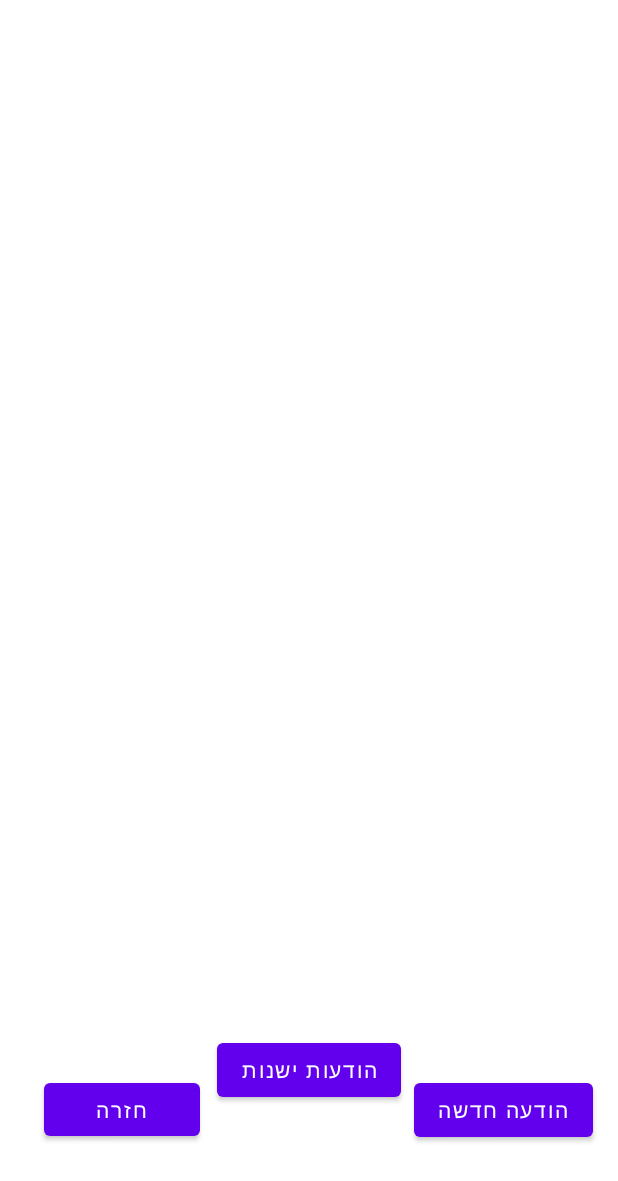
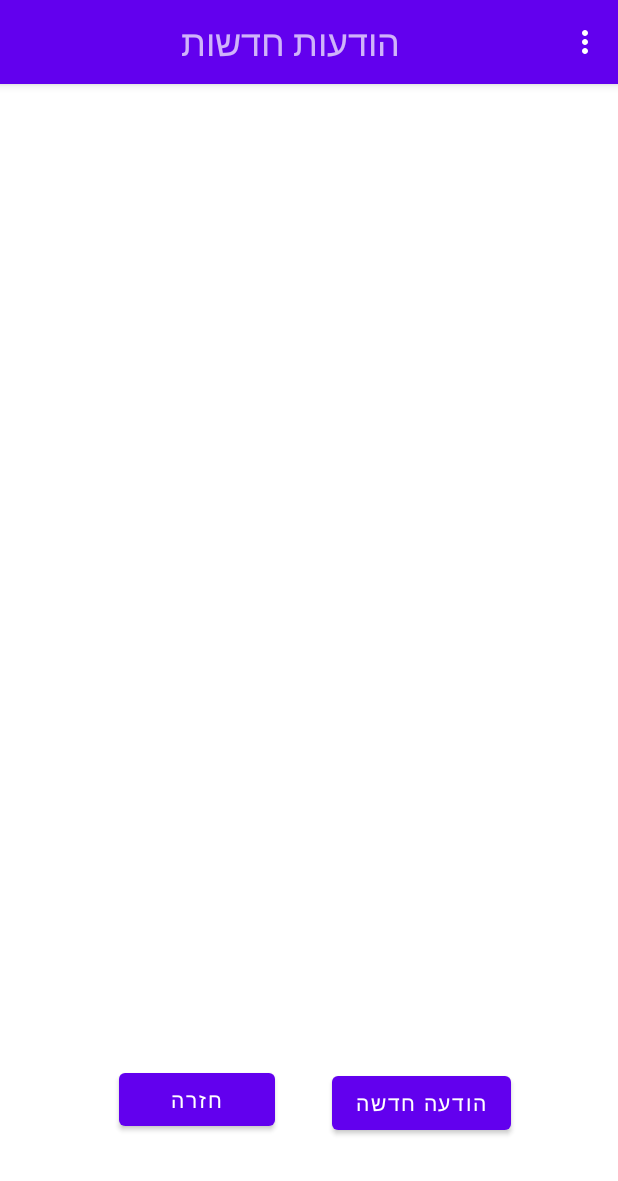
Before and after one commit to bmitay4/HMO, an Android app: the MailDocActicity screen opened directly, with no data from a screen before it, on a phone screen of 412 x 824 dp. Shown: the top 1181 px of the screen. Run offline under Robolectric (Android 15) with nearby library versions, the phone set to English and light mode, and no system bars; our stand-ins replace Firebase (no records; nobody signed in at launch, a user with empty details on screens opened directly); 1 statement that could not run was skipped.

Commit message:
Menu in doctor

```diff
--- a/app/src/main/java/com/example/hmo/Appointment_Doctors/DoctorAppointment.java
+++ b/app/src/main/java/com/example/hmo/Appointment_Doctors/DoctorAppointment.java
@@ -4,6 +4,7 @@ import androidx.annotation.NonNull;
 import androidx.appcompat.app.AppCompatActivity;
 
 import android.os.Bundle;
+import android.view.View;
 import android.view.View;
 import android.widget.AdapterView;
 import android.widget.ArrayAdapter;
--- a/app/src/main/java/com/example/hmo/Appointment_User/ConfirmAppointment.java
+++ b/app/src/main/java/com/example/hmo/Appointment_User/ConfirmAppointment.java
@@ -55,6 +55,7 @@ public class ConfirmAppointment extends AppCompatActivity {
         userName.setText(user.getUserFirstName()+" "+user.getUserLastName()+" כמעט סיימנו,");
         appointmentInfo.setText(apt.toString(user));
     }
+
     private void ConfirmBooking() {
         // Changing appointments settings
         apt.setAvailable(false);
@@ -82,5 +83,6 @@ public class ConfirmAppointment extends AppCompatActivity {
 
     private void FaildSetValue(@NonNull Exception e) {
         Toast.makeText(getApplicationContext(), "Somthing went wrong", Toast.LENGTH_LONG).show();
+        e.printStackTrace();
     }
 }
--- a/app/src/main/java/com/example/hmo/Message_Doctors/DocReplyMessageActivity.java
+++ b/app/src/main/java/com/example/hmo/Message_Doctors/DocReplyMessageActivity.java
@@ -19,7 +19,6 @@ import com.google.android.gms.tasks.OnCompleteListener;
 import com.google.android.gms.tasks.OnFailureListener;
 import com.google.android.gms.tasks.Task;
 import com.google.firebase.database.FirebaseDatabase;
-
 import java.util.Date;
 
 public class DocReplyMessageActivity extends AppCompatActivity {
@@ -46,7 +45,6 @@ public class DocReplyMessageActivity extends AppCompatActivity {
             }
         });
     }
-
 
     private void reply(){
         String localsubject = subject.getText().toString();
--- a/app/src/main/java/com/example/hmo/Message_Doctors/MailDocActicity.java
+++ b/app/src/main/java/com/example/hmo/Message_Doctors/MailDocActicity.java
@@ -3,15 +3,21 @@ package com.example.hmo.Message_Doctors;
 import android.content.Intent;
 import android.os.Bundle;
 import android.util.Log;
+import android.view.Menu;
+import android.view.MenuInflater;
+import android.view.MenuItem;
 import android.view.View;
 import android.widget.AdapterView;
 import android.widget.ArrayAdapter;
 import android.widget.Button;
 import android.widget.ListView;
 import android.widget.SearchView;
+import android.widget.TextView;
+import android.widget.Toast;
 
 import androidx.annotation.NonNull;
 import androidx.appcompat.app.AppCompatActivity;
+import androidx.appcompat.widget.Toolbar;
 
 import com.example.hmo.General_Objects.Message;
 import com.example.hmo.General_Objects.NewDoctor;
@@ -29,13 +35,14 @@ import java.util.ArrayList;
 public class MailDocActicity extends AppCompatActivity {
 
     private ListView simpleList;
-    private ArrayList <Message> m;
+    private ArrayList<Message> m;
     private NewDoctor doctor;
-    FirebaseDatabase fdb;
-    DatabaseReference refdb;
-    private Button new_msg, archive_msg, back_home;
+    private FirebaseDatabase fdb;
+    private DatabaseReference refdb;
+    private Button new_msg, back_home;
     private boolean isArchive = false;
-    private SearchView doc_msg_search;
+    private TextView toolbar_txt;
+    private Toolbar toolbar;
 
     protected void onCreate(Bundle savedInstanceState) {
         super.onCreate(savedInstanceState);
@@ -43,25 +50,48 @@ public class MailDocActicity extends AppCompatActivity {
 
         setup();
         new_msg.setOnClickListener(v -> doc_new_msg());
-        archive_msg.setOnClickListener(v -> set_button());
+        back_home.setOnClickListener(v -> finish());
         simpleList.setOnItemClickListener(new AdapterView.OnItemClickListener() {
             @Override
             public void onItemClick(AdapterView<?> parent, View view, int position, long id) {
                 Intent intent = new Intent(getApplicationContext(), DocShowMessageActivity.class);
-                intent.putExtra("msg",m.get(position));
-                intent.putExtra("doctor",doctor);
+                intent.putExtra("msg", m.get(position));
+                intent.putExtra("doctor", doctor);
                 startActivity(intent);
             }
         });
 
     }
 
+    @Override
+    public boolean onCreateOptionsMenu(Menu menu) {
+        MenuInflater inflater = getMenuInflater();
+        inflater.inflate(R.menu.archive_msg_menu, menu);
+        return true;
+    }
+
+    @Override
+    public boolean onOptionsItemSelected(@NonNull MenuItem item) {
+        switch (item.getItemId()) {
+            case R.id.msg_achive:
+                Toast.makeText(this, "ערכיון הודעות", Toast.LENGTH_SHORT).show();
+                getArchiveMessage();
+                isArchive = true;
+                return true;
+            case R.id.msg_new:
+                Toast.makeText(this, "ערכיון הודעות", Toast.LENGTH_SHORT).show();
+                getMessage();
+                isArchive = false;
+                return true;
+        }
+        return super.onOptionsItemSelected(item);
+    }
 
     protected void onResume() {
         super.onResume();
-        if(!isArchive){
+        if (!isArchive) {
             getMessage();
-        }else{
+        } else {
             getArchiveMessage();
         }
 
@@ -71,40 +101,43 @@ public class MailDocActicity extends AppCompatActivity {
         doctor = (NewDoctor) getIntent().getSerializableExtra("doctor");
         simpleList = (ListView) findViewById(R.id.allMsgs);
         new_msg = findViewById(R.id.Doc_Mail_newMassage);
-        archive_msg = findViewById(R.id.DocMsg_New_Or_Archive);
         back_home = findViewById(R.id.Doc_Mail_Back);
         fdb = FirebaseDatabase.getInstance();
         refdb = fdb.getReference();
         m = new ArrayList<Message>();
+        toolbar = findViewById(R.id.msg_toolbar);
+        toolbar_txt = findViewById(R.id.msg_toolbar_title);
+        setSupportActionBar(toolbar);
     }
+
     private void doc_new_msg() {
         Intent i = new Intent(MailDocActicity.this, DocSendMessageActivity.class);
         i.putExtra("doctor", doctor);
         startActivity(i);
     }
 
-    private void set_button() {
-        if (!isArchive) {
-            isArchive = true;
-            archive_msg.setText("הודעות חדשות");
-            getArchiveMessage();
-        } else {
-            isArchive = false;
-            archive_msg.setText("הודעות ישנות");
-            getMessage();
-        }
-    }
+//    private void set_button() {
+//        if (!isArchive) {
+//            isArchive = true;
+//            archive_msg.setText("הודעות חדשות");
+//            getArchiveMessage();
+//        } else {
+//            isArchive = false;
+//            archive_msg.setText("הודעות ישנות");
+//            getMessage();
+//        }
+//    }
 
     private void getArchiveMessage() {
-
+        toolbar_txt.setText("הודעות ישנות");
 
         refdb.child("MessageArchive").child(doctor.getUserID()).addListenerForSingleValueEvent(new ValueEventListener() {
             @Override
             public void onDataChange(@NonNull DataSnapshot snapshot) {
                 m = new ArrayList<Message>();
                 for (DataSnapshot dates : snapshot.getChildren()) {
-                    for(DataSnapshot user_id : dates.getChildren()){
-                        for(DataSnapshot times : user_id.getChildren()){
+                    for (DataSnapshot user_id : dates.getChildren()) {
+                        for (DataSnapshot times : user_id.getChildren()) {
                             System.out.println(times.getValue().toString());
                             Message temp = times.getValue(Message.class);
                             m.add(temp);
@@ -114,7 +147,7 @@ public class MailDocActicity extends AppCompatActivity {
                 }
                 String[] a = new String[m.size()];
                 for (int i = 0; i < a.length; i++) {
-                    a[i] = "הודעה מ"+m.get(i).getFromName();
+                    a[i] = "הודעה מ" + m.get(i).getFromName();
                 }
                 ArrayAdapter<String> arrayAdapter = new ArrayAdapter<String>(MailDocActicity.this, android.R.layout.simple_list_item_1, a);
                 simpleList.setAdapter(arrayAdapter);
@@ -129,15 +162,15 @@ public class MailDocActicity extends AppCompatActivity {
     }
 
     private void getMessage() {
-
+        toolbar_txt.setText("הודעות חדשות");
 
         refdb.child("Message").child(doctor.getUserID()).addListenerForSingleValueEvent(new ValueEventListener() {
             @Override
             public void onDataChange(@NonNull DataSnapshot snapshot) {
                 m = new ArrayList<Message>();
                 for (DataSnapshot dates : snapshot.getChildren()) {
-                    for(DataSnapshot user_id : dates.getChildren()){
-                        for(DataSnapshot times : user_id.getChildren()){
+                    for (DataSnapshot user_id : dates.getChildren()) {
+                        for (DataSnapshot times : user_id.getChildren()) {
                             System.out.println(times.getValue().toString());
                             Message temp = times.getValue(Message.class);
                             m.add(temp);
@@ -147,7 +180,7 @@ public class MailDocActicity extends AppCompatActivity {
                 }
                 String[] a = new String[m.size()];
                 for (int i = 0; i < a.length; i++) {
-                    a[i] = "הודעה חדשה מ"+m.get(i).getFromName();
+                    a[i] = "הודעה חדשה מ" + m.get(i).getFromName();
                 }
                 ArrayAdapter<String> arrayAdapter = new ArrayAdapter<String>(MailDocActicity.this, android.R.layout.simple_list_item_1, a);
                 simpleList.setAdapter(arrayAdapter);
--- /dev/null
+++ b/app/src/main/res/drawable/ic_unarchive.xml
@@ -0,0 +1,10 @@
+<vector xmlns:android="http://schemas.android.com/apk/res/android"
+    android:width="24dp"
+    android:height="24dp"
+    android:viewportWidth="24"
+    android:viewportHeight="24"
+    android:tint="?attr/colorControlNormal">
+  <path
+      android:fillColor="@android:color/white"
+      android:pathData="M20.55,5.22l-1.39,-1.68C18.88,3.21 18.47,3 18,3H6C5.53,3 5.12,3.21 4.85,3.55L3.46,5.22C3.17,5.57 3,6.01 3,6.5V19c0,1.1 0.89,2 2,2h14c1.1,0 2,-0.9 2,-2V6.5C21,6.01 20.83,5.57 20.55,5.22zM12,9.5l5.5,5.5H14v2h-4v-2H6.5L12,9.5zM5.12,5l0.82,-1h12l0.93,1H5.12z"/>
+</vector>
--- a/app/src/main/res/layout/activity_mail_doc.xml
+++ b/app/src/main/res/layout/activity_mail_doc.xml
@@ -1,15 +1,18 @@
 <?xml version="1.0" encoding="utf-8"?>
-<androidx.constraintlayout.widget.ConstraintLayout
-    xmlns:android="http://schemas.android.com/apk/res/android"
+<androidx.constraintlayout.widget.ConstraintLayout xmlns:android="http://schemas.android.com/apk/res/android"
     xmlns:app="http://schemas.android.com/apk/res-auto"
     xmlns:tools="http://schemas.android.com/tools"
     android:layout_width="match_parent"
     android:layout_height="match_parent">
 
+    <include
+        android:id="@+id/msg_toolbar"
+        layout="@layout/toolbar" />
+
     <ListView
         android:id="@+id/allMsgs"
-        android:layout_width="418dp"
-        android:layout_height="554dp"
+        android:layout_width="413dp"
+        android:layout_height="539dp"
         app:layout_constraintBottom_toBottomOf="parent"
         app:layout_constraintEnd_toEndOf="parent"
         app:layout_constraintHorizontal_bias="0.571"
@@ -21,40 +24,27 @@
         android:id="@+id/Doc_Mail_newMassage"
         android:layout_width="wrap_content"
         android:layout_height="wrap_content"
-        android:layout_marginStart="26dp"
         android:layout_marginTop="28dp"
         android:layout_marginEnd="34dp"
         android:layout_marginBottom="32dp"
         android:text="הודעה חדשה"
         app:layout_constraintBottom_toBottomOf="parent"
         app:layout_constraintEnd_toEndOf="parent"
-        app:layout_constraintStart_toEndOf="@+id/DocMsg_New_Or_Archive"
+        app:layout_constraintStart_toEndOf="@+id/Doc_Mail_Back"
         app:layout_constraintTop_toBottomOf="@+id/allMsgs" />
-
-    <Button
-        android:id="@+id/DocMsg_New_Or_Archive"
-        android:layout_width="wrap_content"
-        android:layout_height="wrap_content"
-        android:layout_marginTop="30dp"
-        android:layout_marginBottom="30dp"
-        android:text="הודעות ישנות"
-        app:layout_constraintBottom_toBottomOf="parent"
-        app:layout_constraintEnd_toEndOf="parent"
-        app:layout_constraintStart_toStartOf="parent"
-        app:layout_constraintTop_toBottomOf="@+id/allMsgs"
-        app:layout_constraintVertical_bias="0.0" />
 
     <Button
         android:id="@+id/Doc_Mail_Back"
         android:layout_width="104dp"
         android:layout_height="47dp"
-        android:layout_marginStart="42dp"
         android:layout_marginTop="28dp"
-        android:layout_marginEnd="24dp"
         android:layout_marginBottom="32dp"
         android:text="חזרה"
         app:layout_constraintBottom_toBottomOf="parent"
-        app:layout_constraintEnd_toStartOf="@+id/DocMsg_New_Or_Archive"
+        app:layout_constraintEnd_toEndOf="parent"
+        app:layout_constraintHorizontal_bias="0.257"
         app:layout_constraintStart_toStartOf="parent"
-        app:layout_constraintTop_toBottomOf="@+id/allMsgs" />
+        app:layout_constraintTop_toBottomOf="@+id/allMsgs"
+        app:layout_constraintVertical_bias="0.473" />
+
 </androidx.constraintlayout.widget.ConstraintLayout>
--- /dev/null
+++ b/app/src/main/res/layout/toolbar.xml
@@ -0,0 +1,18 @@
+<?xml version="1.0" encoding="utf-8"?>
+<androidx.appcompat.widget.Toolbar xmlns:android="http://schemas.android.com/apk/res/android"
+    android:layout_width="match_parent"
+    android:layout_height="wrap_content"
+    xmlns:app="http://schemas.android.com/apk/res-auto"
+    android:background="@color/purple_500"
+    android:elevation="4dp"
+    android:theme="@style/ThemeOverlay.AppCompat.Dark.ActionBar"
+    app:popupTheme="@style/ThemeOverlay.AppCompat.Light">
+
+    <TextView
+        android:id="@+id/msg_toolbar_title"
+        android:layout_width="match_parent"
+        android:layout_height="match_parent"
+        android:gravity="center"
+        android:text="Sample"
+        android:textSize="24sp" />
+</androidx.appcompat.widget.Toolbar>
--- /dev/null
+++ b/app/src/main/res/menu/archive_msg_menu.xml
@@ -0,0 +1,13 @@
+<?xml version="1.0" encoding="utf-8"?>
+<menu xmlns:android="http://schemas.android.com/apk/res/android"
+    xmlns:app="http://schemas.android.com/apk/res-auto">
+
+    <item android:id="@+id/msg_achive"
+        android:title="Archive"
+        app:showAsAction="never"
+        />
+    <item android:id="@+id/msg_new"
+        android:title="New"
+        app:showAsAction="never"
+        />
+</menu>
--- a/app/src/main/res/values-night/themes.xml
+++ b/app/src/main/res/values-night/themes.xml
@@ -1,6 +1,6 @@
 <resources xmlns:tools="http://schemas.android.com/tools">
     <!-- Base application theme. -->
-    <style name="Theme.HMO" parent="Theme.MaterialComponents.DayNight.DarkActionBar">
+    <style name="Theme.HMO" parent="Theme.MaterialComponents.DayNight.NoActionBar">
         <!-- Primary brand color. -->
         <item name="colorPrimary">@color/purple_200</item>
         <item name="colorPrimaryVariant">@color/purple_700</item>
--- a/app/src/main/res/values/strings.xml
+++ b/app/src/main/res/values/strings.xml
@@ -1,4 +1,4 @@
 <resources>
-    <string name="app_name">בריאות בקלות</string>
+    <string name="app_name"></string>
     <string name="mini_logo_image">mini logo image</string>
 </resources>
--- a/app/src/main/res/values/themes.xml
+++ b/app/src/main/res/values/themes.xml
@@ -1,6 +1,6 @@
 <resources xmlns:tools="http://schemas.android.com/tools">
     <!-- Base application theme. -->
-    <style name="Theme.HMO" parent="Theme.MaterialComponents.DayNight.DarkActionBar">
+    <style name="Theme.HMO" parent="Theme.MaterialComponents.DayNight.NoActionBar">
         <!-- Primary brand color. -->
         <item name="colorPrimary">@color/purple_500</item>
         <item name="colorPrimaryVariant">@color/purple_700</item>
```
